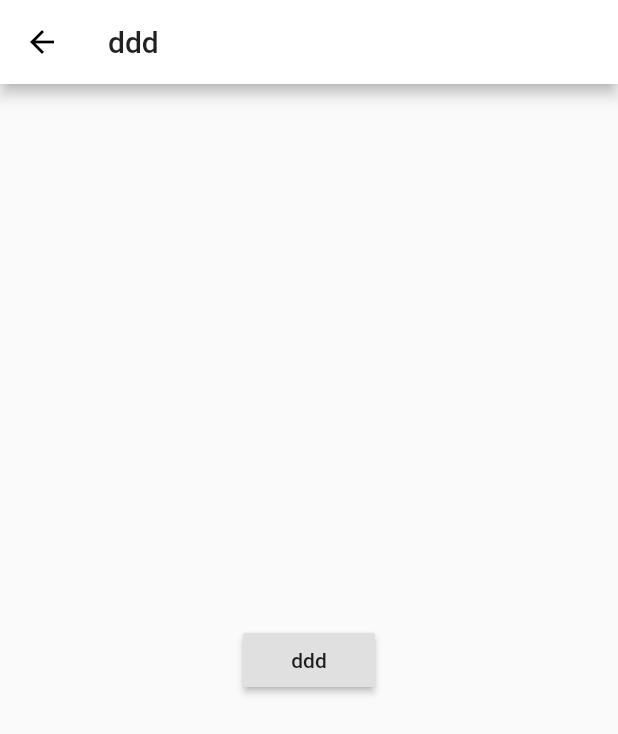
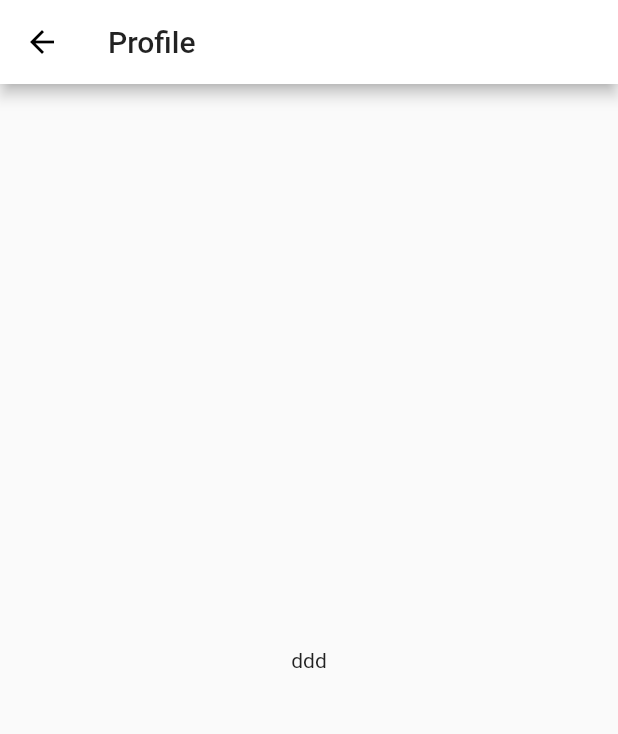
Before and after one commit to SerekKiri/fluttoverflow, a Flutter app: the ProfileScreen screen opened directly, on a phone screen of 412 x 824 dp. Shown: the top 734 px of the screen. Run offline on Flutter 3.47's test engine with Material 2 defaults, Android fonts, the phone set to English and light mode, and no system bars; our stand-ins replace timeago; generated files the repository leaves out were written again.

```diff
--- a/lib/screens/profile_screen.dart
+++ b/lib/screens/profile_screen.dart
@@ -5,16 +5,11 @@ class ProfileScreen extends StatelessWidget {
  Widget build(BuildContext context) {
     return Scaffold(
       appBar: AppBar(
-        title: Text('ddd')
+        title: Text('Profile')
       ),
       body: Center(
-        child: RaisedButton(
-          child: Text('ddd'),
-          onPressed: () {
-
-          },
-        ),
-      ),
+        child: Text('ddd')
+      )
     );
   }
 }
```
Also changed, not shown: lib/models/user_profile.dart (added, +8 -0 lines), lib/screens/notifications_screen.dart (+1 -6 lines).
